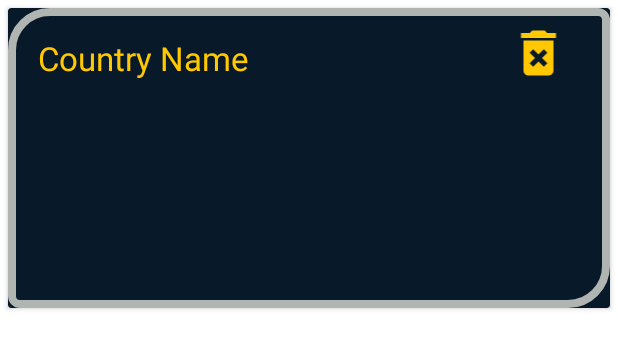
After one commit to SanjanaSiraj/HackNSU3_-Rivero-, an Android app: the layout recyler_main.xml on its own in the app's theme, with its tools: preview values and no code run, on a phone screen of 412 x 824 dp. The commit adds this screen. Shown: the top 349 px of the screen. Run offline under Robolectric (Android 15) with nearby library versions, the phone set to English and light mode, and no system bars.

Commit message:
main done

```diff
--- /dev/null
+++ b/app/src/main/res/drawable/border.xml
@@ -0,0 +1,11 @@
+<?xml version="1.0" encoding="utf-8"?>
+<shape xmlns:android="http://schemas.android.com/apk/res/android">
+<stroke android:color="#b0b5b1"
+    android:width="5dp" />
+
+    <corners android:bottomLeftRadius="5dp"
+        android:bottomRightRadius="25dp"
+        android:topLeftRadius="25dp"
+        android:topRightRadius="5dp"/>
+
+</shape>
--- /dev/null
+++ b/app/src/main/res/drawable/ic_baseline_delete_forever_24.xml
@@ -0,0 +1,5 @@
+<vector android:height="24dp" android:tint="#FFC800"
+    android:viewportHeight="24" android:viewportWidth="24"
+    android:width="24dp" xmlns:android="http://schemas.android.com/apk/res/android">
+    <path android:fillColor="@android:color/white" android:pathData="M6,19c0,1.1 0.9,2 2,2h8c1.1,0 2,-0.9 2,-2L18,7L6,7v12zM8.46,11.88l1.41,-1.41L12,12.59l2.12,-2.12 1.41,1.41L13.41,14l2.12,2.12 -1.41,1.41L12,15.41l-2.12,2.12 -1.41,-1.41L10.59,14l-2.13,-2.12zM15.5,4l-1,-1h-5l-1,1L5,4v2h14L19,4z"/>
+</vector>
--- /dev/null
+++ b/app/src/main/res/layout/recyler_main.xml
@@ -0,0 +1,40 @@
+<?xml version="1.0" encoding="utf-8"?>
+<androidx.cardview.widget.CardView
+    android:layout_margin="5dp"
+    xmlns:android="http://schemas.android.com/apk/res/android" android:layout_width="match_parent"
+    android:layout_height="wrap_content"
+    android:backgroundTint="#081929">
+
+    <LinearLayout
+        android:layout_width="match_parent"
+        android:layout_height="200dp"
+        android:orientation="vertical"
+        android:background="@drawable/border"
+        android:weightSum="6">
+        <LinearLayout
+            android:layout_width="match_parent"
+            android:layout_height="0dp"
+            android:orientation="horizontal"
+            android:layout_weight="2"
+            android:weightSum="1">
+            <TextView
+                android:layout_width="0dp"
+                android:layout_weight="0.75"
+                android:layout_height="wrap_content"
+                android:text="Country Name"
+                android:textColor="#ffc800"
+                android:textSize="22sp"
+                android:textAlignment="textStart"
+                android:layout_gravity="center"
+                android:layout_marginLeft="20dp"/>
+            <ImageView
+                android:layout_width="0dp"
+                android:layout_weight="0.25"
+                android:layout_height="50dp"
+                android:src="@drawable/ic_baseline_delete_forever_24"
+                android:paddingTop="10dp"
+                />
+        </LinearLayout>
+    </LinearLayout>
+
+</androidx.cardview.widget.CardView>
```
Also changed, not shown: app/build.gradle (+7 -6 lines), app/src/main/res/layout/activity_main.xml (+13 -1 lines), 1 other file.
